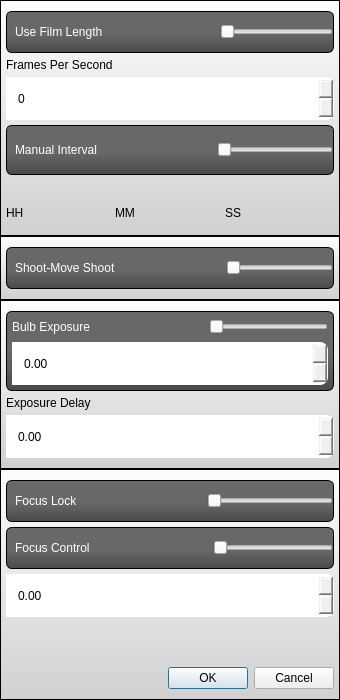
Before: the Qt Designer form Graffik/gui/film/Dialogs/cameracontroldialog.ui in DynamicPerception/Graffik_Legacy, drawn with Qt 5.
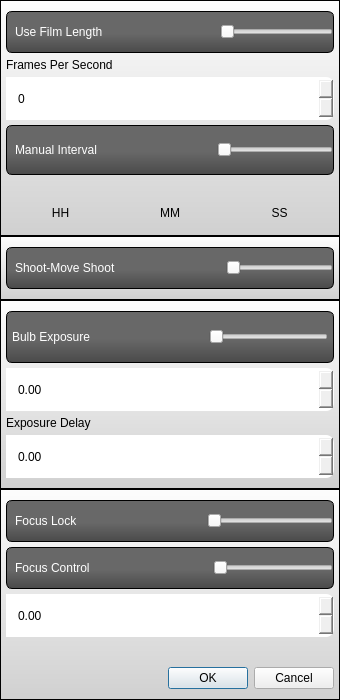
After: the same form once the commit is applied. Icons and pictures are not drawn. Custom widgets are drawn as their Qt base class.

```diff
--- a/Graffik/gui/film/Dialogs/cameracontroldialog.ui
+++ b/Graffik/gui/film/Dialogs/cameracontroldialog.ui
@@ -20,7 +20,24 @@
    <string>Camera Control Parameters</string>
   </property>
   <property name="styleSheet">
-   <string notr="true">#manIntShowFrame {
+   <string notr="true">#hhSpinLabel, #mmSpinLabel, #ssSpinLabel {
+text-align:center;
+}
+
+
+#buttonBox QPushButton {
+
+border-image: url(:/core/small-blue-but-normal.png);
+border: 0px transparent;
+max-width:75px;
+max-height: 24px;
+min-width:75px;
+min-height: 24px;
+color: rgb(255,255,255);
+font: 12px &quot;Lucida Sans&quot;;
+}
+
+#manIntShowFrame {
 
 min-height: 100px;
 max-height: 100px;
@@ -104,6 +121,11 @@
 text-align: center;
 }
 
+FlickNumber QListWidget::item:disabled {
+color:rgb(184, 184, 184);
+}
+
+
 
 SlideToggle {
 min-width: 66px;
@@ -144,7 +166,7 @@
 
 #bulbExpFrame {
 padding: 5px;
-max-height: 120px;
+max-height: 50px;
 min-height: 40px;
 }
 #SMSFrame {
@@ -270,19 +292,19 @@
              </property>
             </widget>
            </item>
-           <item row="1" column="0" colspan="3">
-            <widget class="QDoubleSpinBox" name="bulbSpin">
-             <property name="maximum">
-              <double>999.000000000000000</double>
-             </property>
-             <property name="singleStep">
-              <double>0.010000000000000</double>
-             </property>
-            </widget>
-           </item>
           </layout>
          </widget>
         </item>
+        <item>
+         <widget class="QDoubleSpinBox" name="bulbSpin">
+          <property name="maximum">
+           <double>999.000000000000000</double>
+          </property>
+          <property name="singleStep">
+           <double>0.010000000000000</double>
+          </property>
+         </widget>
+        </item>
         <item>
          <widget class="QLabel" name="expDelayLabel">
           <property name="text">
@@ -423,10 +445,13 @@
           <property name="orientation">
            <enum>Qt::Vertical</enum>
           </property>
+          <property name="sizeType">
+           <enum>QSizePolicy::Maximum</enum>
+          </property>
           <property name="sizeHint" stdset="0">
            <size>
             <width>20</width>
-            <height>40</height>
+            <height>60</height>
            </size>
           </property>
          </spacer>
@@ -596,6 +621,9 @@
                <property name="text">
                 <string>HH</string>
                </property>
+               <property name="alignment">
+                <set>Qt::AlignCenter</set>
+               </property>
               </widget>
              </item>
              <item row="2" column="1">
@@ -603,6 +631,9 @@
                <property name="text">
                 <string>MM</string>
                </property>
+               <property name="alignment">
+                <set>Qt::AlignCenter</set>
+               </property>
               </widget>
              </item>
              <item row="2" column="2">
@@ -610,6 +641,9 @@
                <property name="text">
                 <string>SS</string>
                </property>
+               <property name="alignment">
+                <set>Qt::AlignCenter</set>
+               </property>
               </widget>
              </item>
              <item row="1" column="0">
```
